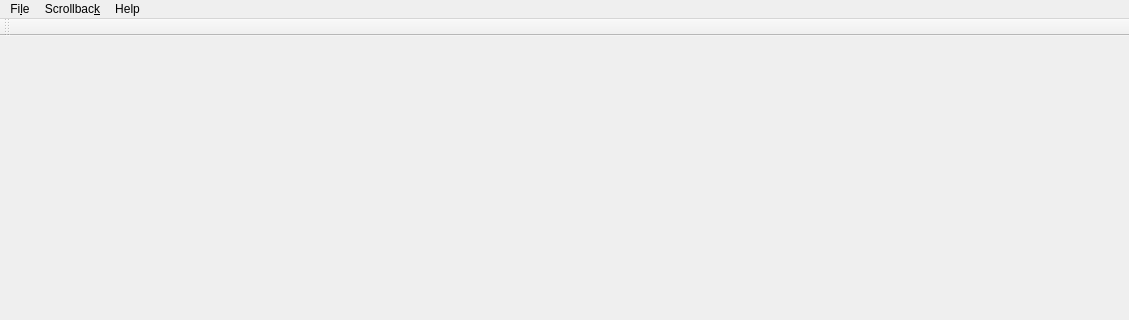
Above: src/GrumpyIRC/lib/mainwindow.ui from grumpy-irc/grumpy before the change; both pictures show x 0 to 1129 and y 0 to 320 of the 1129 by 714 pixel window. Below: the same form after it.
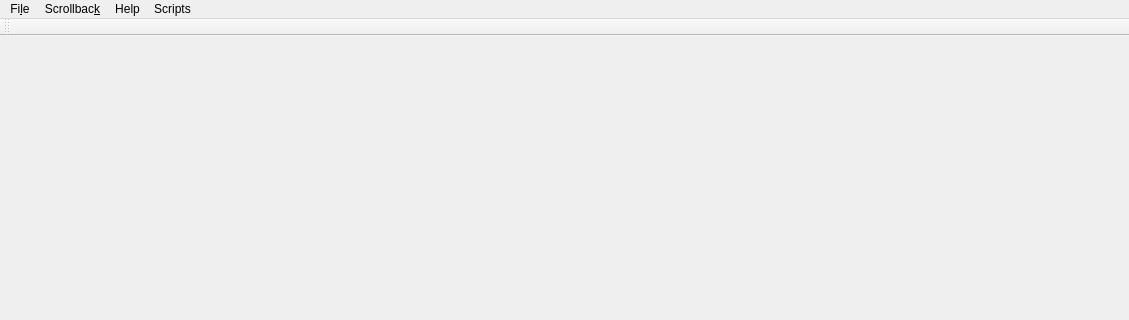
That is the form after the change. Icons and pictures are not drawn.

Commit message: implemented script manager

The edit to the form file:
```diff
--- a/src/GrumpyIRC/lib/mainwindow.ui
+++ b/src/GrumpyIRC/lib/mainwindow.ui
@@ -24,7 +24,7 @@
      <x>0</x>
      <y>0</y>
      <width>1129</width>
-     <height>19</height>
+     <height>22</height>
     </rect>
    </property>
    <widget class="QMenu" name="menuFile">
@@ -56,9 +56,16 @@
     <addaction name="actionExport_to_html"/>
     <addaction name="actionExport_to_plain_text"/>
    </widget>
+   <widget class="QMenu" name="menuScripts">
+    <property name="title">
+     <string>Scripts</string>
+    </property>
+    <addaction name="actionScript_manager"/>
+   </widget>
    <addaction name="menuFile"/>
    <addaction name="menuScrollback"/>
    <addaction name="menuHelp"/>
+   <addaction name="menuScripts"/>
   </widget>
   <widget class="QToolBar" name="mainToolBar">
    <attribute name="toolBarArea">
```
Left out of the diff: 5 changed lines with no effect on the pictures. The commit also changes 10 other files.
